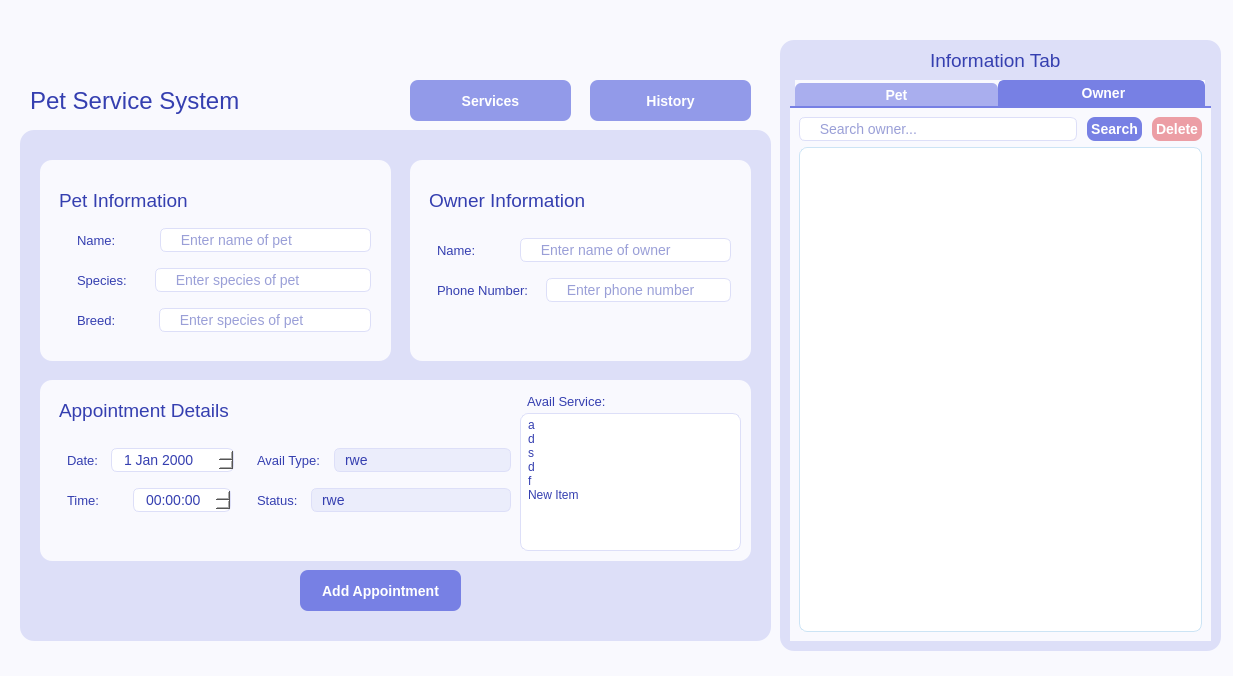
First picture: the form in petservice.ui, repository frostrhea/CCC151-Pet-Service-System, before the edit.
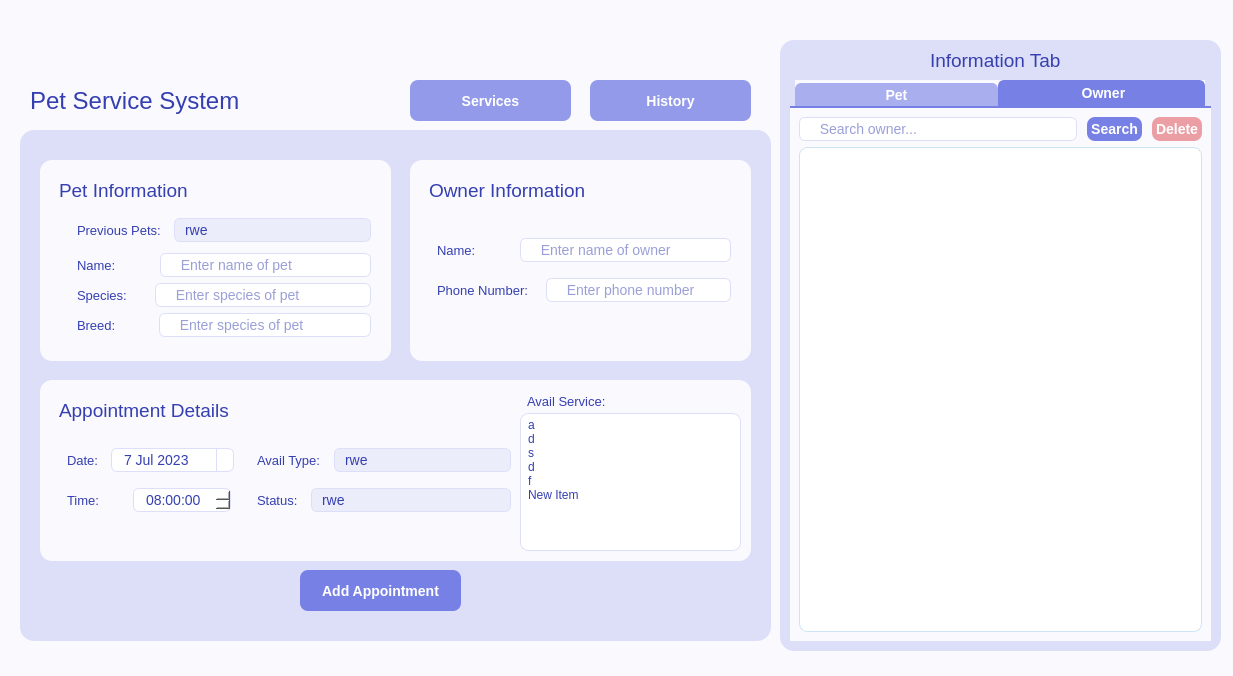
Second picture: the form after the edit. The open tabs and pages were chosen to show the change. Icons and pictures are not drawn.

What changed in the file:
```diff
--- a/petservice.ui
+++ b/petservice.ui
@@ -1678,9 +1678,9 @@
         <property name="geometry">
          <rect>
           <x>30</x>
-          <y>60</y>
+          <y>90</y>
           <width>301</width>
-          <height>41</height>
+          <height>31</height>
          </rect>
         </property>
         <layout class="QHBoxLayout" name="horizontalLayout">
@@ -1744,9 +1744,9 @@
         <property name="geometry">
          <rect>
           <x>30</x>
-          <y>100</y>
+          <y>120</y>
           <width>301</width>
-          <height>41</height>
+          <height>31</height>
          </rect>
         </property>
         <layout class="QHBoxLayout" name="horizontalLayout_3">
@@ -1810,9 +1810,9 @@
         <property name="geometry">
          <rect>
           <x>30</x>
-          <y>140</y>
+          <y>150</y>
           <width>301</width>
-          <height>41</height>
+          <height>31</height>
          </rect>
         </property>
         <layout class="QHBoxLayout" name="horizontalLayout_4">
@@ -1877,7 +1877,7 @@
         <property name="geometry">
          <rect>
           <x>10</x>
-          <y>20</y>
+          <y>10</y>
           <width>291</width>
           <height>41</height>
          </rect>
@@ -1898,6 +1898,105 @@
          <string>Pet Information</string>
         </property>
        </widget>
+       <widget class="QWidget" name="horizontalLayoutWidget_12">
+        <property name="geometry">
+         <rect>
+          <x>30</x>
+          <y>50</y>
+          <width>301</width>
+          <height>41</height>
+         </rect>
+        </property>
+        <layout class="QHBoxLayout" name="horizontalLayout_12" stretch="0,1">
+         <property name="spacing">
+          <number>5</number>
+         </property>
+         <item>
+          <widget class="QLabel" name="label_prevPets">
+           <property name="font">
+            <font>
+             <family>Helvetica</family>
+             <pointsize>10</pointsize>
+            </font>
+           </property>
+           <property name="toolTipDuration">
+            <number>1</number>
+           </property>
+           <property name="styleSheet">
+            <string notr="true">color: #353fb0</string>
+           </property>
+           <property name="text">
+            <string>Previous Pets:</string>
+           </property>
+          </widget>
+         </item>
+         <item>
+          <widget class="QComboBox" name="choosePrevPets">
+           <property name="font">
+            <font>
+             <pointsize>-1</pointsize>
+             <weight>50</weight>
+             <italic>false</italic>
+             <bold>false</bold>
+            </font>
+           </property>
+           <property name="toolTipDuration">
+            <number>1</number>
+           </property>
+           <property name="styleSheet">
+            <string notr="true">QComboBox {
+    border: 1px solid #dddff8;
+    border-radius: 6px;
+    padding: 2px 10px;
+	background-color: #ebedfb;
+	font: 14px;
+	color: #353fb0;
+	font: Helvetica;
+}
+
+QComboBox::drop-down {
+    width: 20px;
+    height: 20px;
+    subcontrol-origin: padding;
+    subcontrol-position: right;
+    border-left-width: 0px;
+    border-left-color: #dddff8;
+    border-left-style: solid;
+    border-top-right-radius: 6px;
+    border-bottom-right-radius: 6px;
+    background-color: #ebedfb;
+}
+
+QComboBox::down-arrow {
+	image: url(D:/Documents/codes/python/Pet Service/CCC151-Pet-Service-System/down-arrow.png);
+	width: 15px;  
+    height: 15px;
+}
+
+QComboBox::item {
+    background-color: #ebedfb;
+	color:  #353fb0;
+}
+
+</string>
+           </property>
+           <property name="currentText">
+            <string>rwe</string>
+           </property>
+           <item>
+            <property name="text">
+             <string>rwe</string>
+            </property>
+           </item>
+           <item>
+            <property name="text">
+             <string>fewf</string>
+            </property>
+           </item>
+          </widget>
+         </item>
+        </layout>
+       </widget>
       </widget>
       <widget class="QFrame" name="frame_2">
        <property name="geometry">
@@ -1928,7 +2027,7 @@
         <property name="geometry">
          <rect>
           <x>10</x>
-          <y>20</y>
+          <y>10</y>
           <width>281</width>
           <height>41</height>
          </rect>
@@ -2166,28 +2265,83 @@
 QDateEdit::drop-down {
     subcontrol-origin: padding;
     subcontrol-position: right;
-    width: 20px;
+    width: 16px;
     border-left: 1px solid #dddff8;
     border-top-right-radius: 6px;
     border-bottom-right-radius: 6px;
     background: qlineargradient(x1:0, y1:0, x2:1, y2:1,
                                 stop:0 #f6faff,
                                 stop:1 #e9f1fe);
-    margin-right: 2px;
 }
 
-QDateEdit::down-arrow {
-    image: url(path/to/down_arrow_icon.png); #need change
-    width: 16px;
-    height: 16px;
+
+QCalendarWidget QAbstractItemView {
+    background-color: #f6faff;
+    color: #353fb0;
+    selection-background-color: #b5d8f0; /* Background color of selected date */
+    selection-color: #353fb0;
+	border-radius: 6px;
 }
 
+QCalendarWidget QWidget#qt_calendar_navigationbar {
+    background-color: #e9f1fe;
+}
 
+QCalendarWidget QToolButton {
+    background-color: #e9f1fe;
+    color: #353fb0;
+    font-weight: bold;
+}
 
+QCalendarWidget QSpinBox {
+    color: #353fb0;
+	border-radius: 8px;
+}
 
+QCalendarWidget QSpinBox::up-button {
+    subcontrol-origin: border;
+    subcontrol-position: top right;
+}
 
+QCalendarWidget QSpinBox::down-button {
+    subcontrol-origin: border;
+    subcontrol-position: bottom right;
+}
 </string>
            </property>
+           <property name="dateTime">
+            <datetime>
+             <hour>10</hour>
+             <minute>0</minute>
+             <second>0</second>
+             <year>2023</year>
+             <month>7</month>
+             <day>7</day>
+            </datetime>
+           </property>
+           <property name="minimumDateTime">
+            <datetime>
+             <hour>0</hour>
+             <minute>0</minute>
+             <second>0</second>
+             <year>2010</year>
+             <month>9</month>
+             <day>14</day>
+            </datetime>
+           </property>
+           <property name="calendarPopup">
+            <bool>true</bool>
+           </property>
+           <property name="timeSpec">
+            <enum>Qt::LocalTime</enum>
+           </property>
+           <property name="date">
+            <date>
+             <year>2023</year>
+             <month>7</month>
+             <day>7</day>
+            </date>
+           </property>
           </widget>
          </item>
         </layout>
@@ -2265,6 +2419,28 @@
     image: url(path/to/down_arrow_icon_hover.png);
 }</string>
            </property>
+           <property name="wrapping">
+            <bool>false</bool>
+           </property>
+           <property name="buttonSymbols">
+            <enum>QAbstractSpinBox::UpDownArrows</enum>
+           </property>
+           <property name="accelerated">
+            <bool>false</bool>
+           </property>
+           <property name="calendarPopup">
+            <bool>false</bool>
+           </property>
+           <property name="timeSpec">
+            <enum>Qt::LocalTime</enum>
+           </property>
+           <property name="time">
+            <time>
+             <hour>8</hour>
+             <minute>0</minute>
+             <second>0</second>
+            </time>
+           </property>
           </widget>
          </item>
         </layout>
```
Left out of the diff: 21 changed lines with no effect on the pictures.
